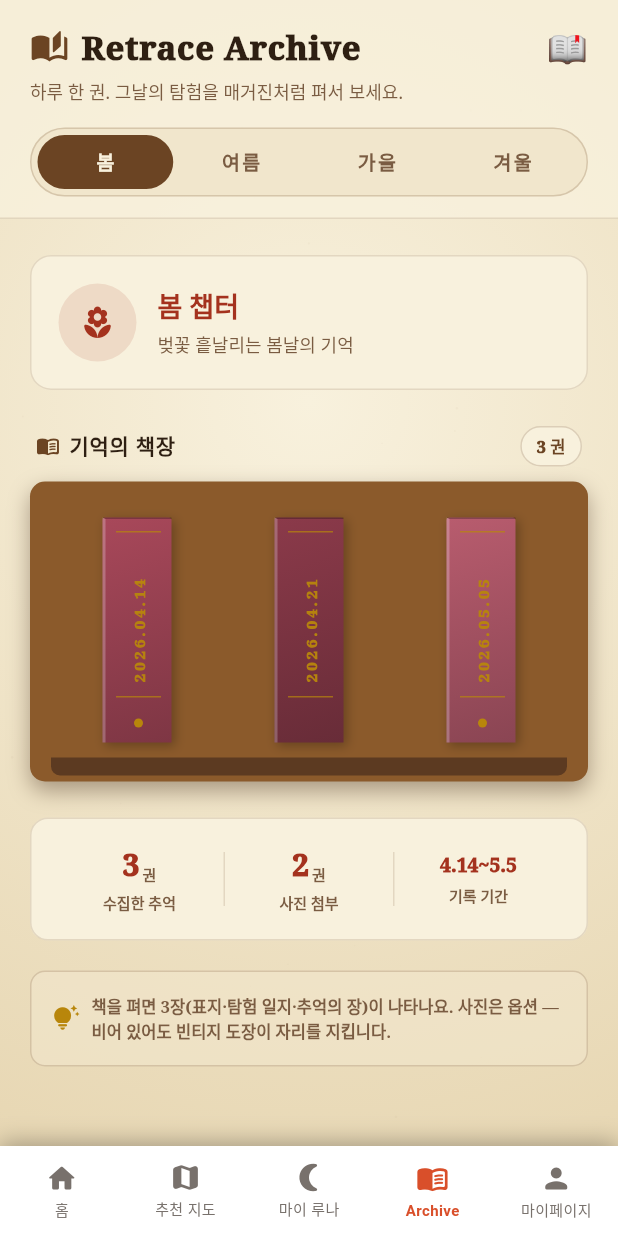
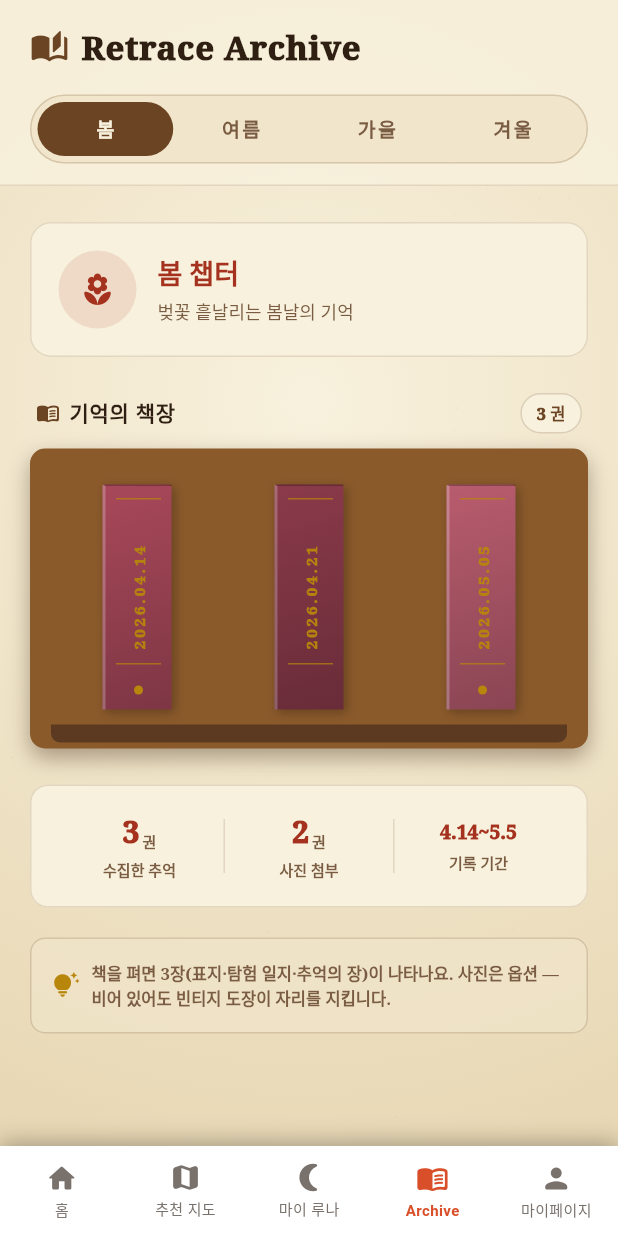
Before and after one commit to 202001381/retrace, a Flutter app: the MainScreen screen opened directly, item 4 of the bottom bar chosen, on a phone screen of 412 x 824 dp. Run offline on Flutter 3.47's test engine with Material 3 defaults, Android fonts, the phone set to English and light mode, and no system bars; our stand-ins replace cloud_firestore, firebase_core, flutter_map, geolocator, image_picker, latlong2 and 1 more; accounts and stored records are empty; Roboto replaces fonts that are missing (Pretendard).

Commit message:
Remove book emoji and subtitle from archive header
https://claude.ai/code/session_01YAc87G1mKcYU3mXuiQBWPk

```diff
--- a/lib/screens/archive_screen.dart
+++ b/lib/screens/archive_screen.dart
@@ -587,14 +587,7 @@ class _Header extends StatelessWidget {
                   letterSpacing: 0.5,
                 ),
               ),
-              const Spacer(),
-              const Text('📖', style: TextStyle(fontSize: 22)),
             ],
-          ),
-          const SizedBox(height: 4),
-          Text(
-            '하루 한 권. 그날의 탐험을 매거진처럼 펴서 보세요.',
-            style: _serif(size: 12, color: _Vintage.inkMid, height: 1.4),
           ),
           const SizedBox(height: 14),
           Container(
```
